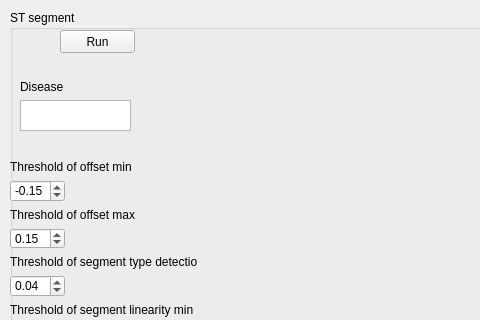
Above: EcgApplicationCore/View/st_segment_gui.ui from KuleszIB/EcgAppCore before the change; both pictures show x 0 to 480 and y 0 to 320 of the 1024 by 713 pixel window. Below: the same form after it.
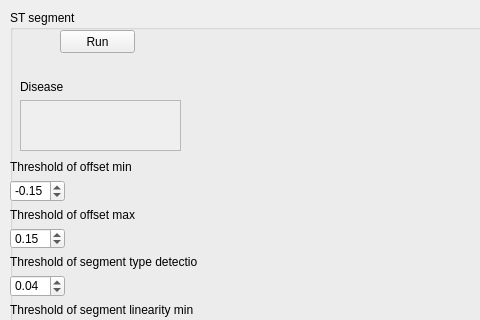
That is the form after the change.

```diff
--- a/EcgApplicationCore/View/st_segment_gui.ui
+++ b/EcgApplicationCore/View/st_segment_gui.ui
@@ -48,13 +48,13 @@
      </rect>
     </property>
    </widget>
-   <widget class="QWidget" name="">
+   <widget class="QWidget" name="layoutWidget">
     <property name="geometry">
      <rect>
       <x>10</x>
       <y>70</y>
-      <width>111</width>
-      <height>51</height>
+      <width>161</width>
+      <height>71</height>
      </rect>
     </property>
     <layout class="QVBoxLayout" name="verticalLayout">
@@ -66,11 +66,15 @@
       </widget>
      </item>
      <item>
-      <widget class="QPlainTextEdit" name="disease"/>
+      <widget class="QPlainTextEdit" name="disease">
+       <property name="enabled">
+        <bool>false</bool>
+       </property>
+      </widget>
      </item>
     </layout>
    </widget>
-   <widget class="QWidget" name="">
+   <widget class="QWidget" name="layoutWidget">
     <property name="geometry">
      <rect>
       <x>0</x>
```
